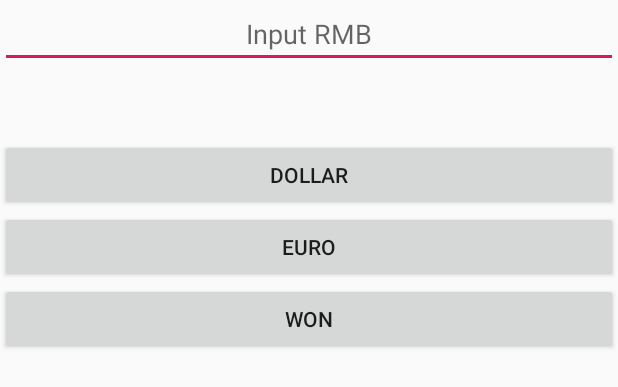
After one commit to Gaoyifan66/FirstApp, an Android app: the layout activity_rate.xml on its own in the app's theme, with its tools: preview values and no code run, on a phone screen of 412 x 824 dp. The commit adds this screen. Shown: the top 387 px of the screen. Run offline under Robolectric (Android 15) with nearby library versions, the phone set to English and light mode, and no system bars.

Commit message:
汇率计算

```diff
--- /dev/null
+++ b/app/src/main/res/layout/activity_rate.xml
@@ -0,0 +1,45 @@
+<?xml version="1.0" encoding="utf-8"?>
+<LinearLayout xmlns:android="http://schemas.android.com/apk/res/android"
+    xmlns:app="http://schemas.android.com/apk/res-auto"
+    xmlns:tools="http://schemas.android.com/tools"
+    android:orientation="vertical"
+    android:layout_width="match_parent"
+    android:layout_height="match_parent"
+    tools:context=".RateActivity">
+
+
+    <EditText
+        android:id="@+id/rmb"
+        android:gravity="center"
+        android:hint="@string/rmb_hint"
+        android:inputType="numberDecimal"
+        android:layout_width="match_parent"
+        android:layout_height="wrap_content"/>
+
+
+    <TextView
+        android:id="@+id/showOut"
+        android:textSize="35sp"
+        android:gravity="center"
+        android:layout_width="match_parent"
+        android:layout_height="wrap_content"/>
+
+    <Button
+        android:id="@+id/btn_dollar"
+        android:text="@string/btn_dollar_label"
+        android:onClick="onClick"
+        android:layout_width="match_parent"
+        android:layout_height="wrap_content"/>
+    <Button
+        android:id="@+id/btn_euro"
+        android:text="@string/btn_euro_label"
+        android:onClick="onClick"
+        android:layout_width="match_parent"
+        android:layout_height="wrap_content"/>
+    <Button
+        android:id="@+id/btn_won"
+        android:text="@string/btn_won_label"
+        android:onClick="onClick"
+        android:layout_width="match_parent"
+        android:layout_height="wrap_content"/>
+</LinearLayout>
--- a/app/src/main/res/values/strings.xml
+++ b/app/src/main/res/values/strings.xml
@@ -2,4 +2,8 @@
     <string name="app_name">Hello</string>
     <string name="hello">Happy Birthday！</string>
     <string name="text2">Your Fan</string>
+    <string name="btn_dollar_label">Dollar</string>
+    <string name="btn_euro_label">Euro</string>
+    <string name="btn_won_label">Won</string>
+    <string name="rmb_hint">Input RMB</string>
 </resources>
```
Also changed, not shown: app/src/main/AndroidManifest.xml (+6 -3 lines), app/src/main/java/com/swufe/firstapp/MainActivity.java (+8 -8 lines), app/src/main/java/com/swufe/firstapp/RateActivity.java (added, +45 -0 lines), 1 other file.
